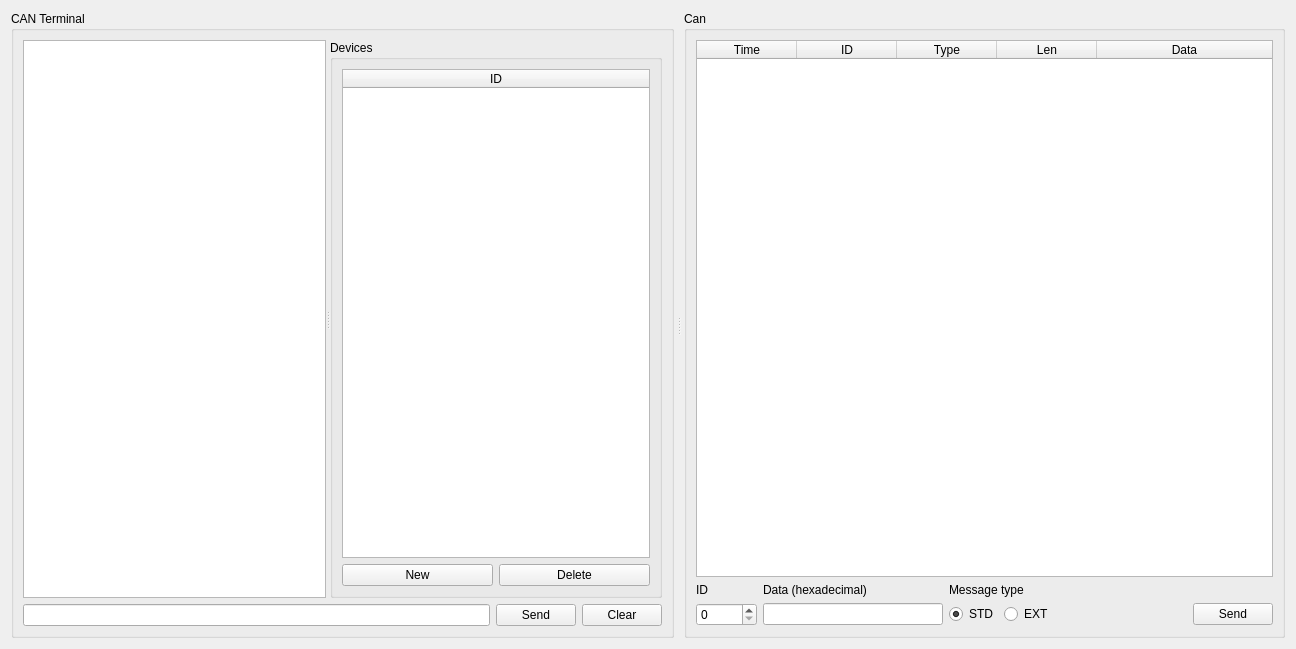
Old version of the form uv_can/can_terminal.ui in the repository usevolt/uv03_can.
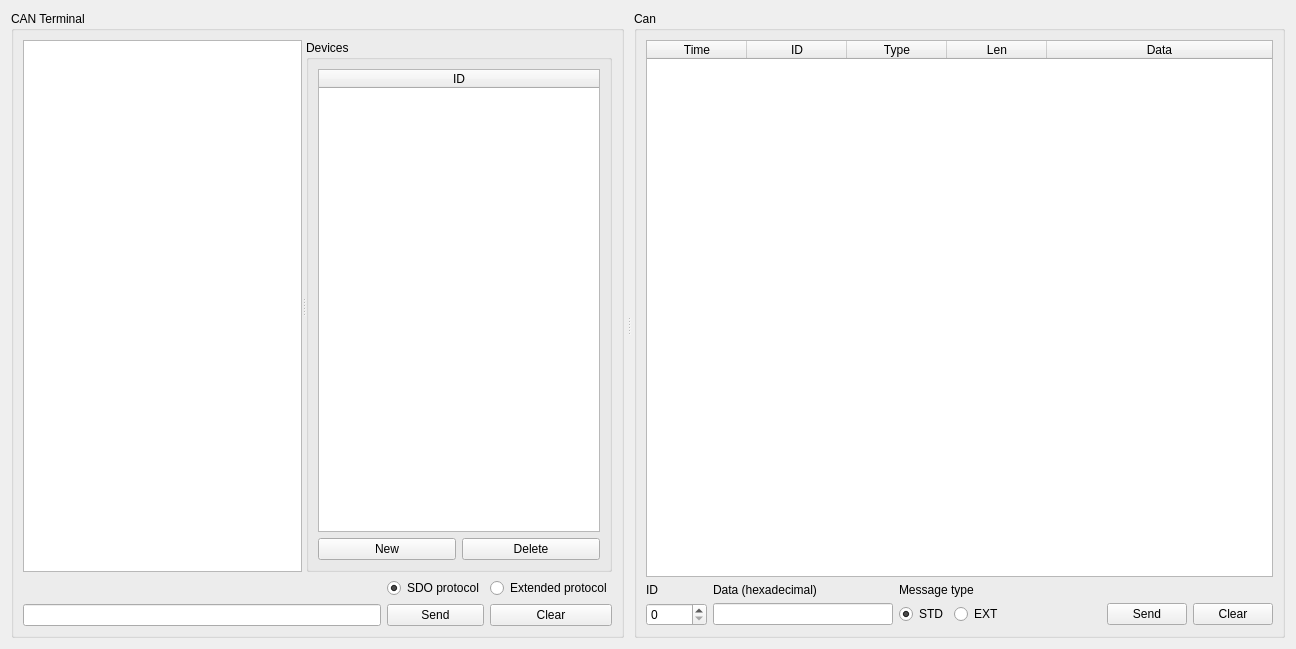
New version of the form.

Commit message: Added support for new uv terminal SDO protocol

Patch:
```diff
--- a/uv_can/can_terminal.ui
+++ b/uv_can/can_terminal.ui
@@ -110,7 +110,7 @@
          </widget>
         </widget>
        </item>
-       <item row="1" column="2">
+       <item row="2" column="2">
         <widget class="QPushButton" name="terminal_clear">
          <property name="focusPolicy">
           <enum>Qt::TabFocus</enum>
@@ -120,10 +120,10 @@
          </property>
         </widget>
        </item>
-       <item row="1" column="0">
+       <item row="2" column="0">
         <widget class="QLineEdit" name="terminal_cmd"/>
        </item>
-       <item row="1" column="1">
+       <item row="2" column="1">
         <widget class="QPushButton" name="terminal_send">
          <property name="focusPolicy">
           <enum>Qt::TabFocus</enum>
@@ -133,6 +133,29 @@
          </property>
         </widget>
        </item>
+       <item row="1" column="2">
+        <widget class="QRadioButton" name="extProt">
+         <property name="toolTip">
+          <string>&lt;html&gt;&lt;head/&gt;&lt;body&gt;&lt;p&gt;Uses the older UV terminal protocol with extended message frames. The device terminal communication is made by sending an extended message with an ID of 0x15560000 + node_ID.&lt;/p&gt;&lt;/body&gt;&lt;/html&gt;</string>
+         </property>
+         <property name="text">
+          <string>Extended protocol</string>
+         </property>
+        </widget>
+       </item>
+       <item row="1" column="1">
+        <widget class="QRadioButton" name="sdoProt">
+         <property name="toolTip">
+          <string>&lt;html&gt;&lt;head/&gt;&lt;body&gt;&lt;p&gt;Uses the newer CANopen SDO-based UV terminal protocol for communicating with the devices. Commands are sent to devices as SDO write requests to index 0x5FFF and subindex 0. The device responds as a SDO write response from the same subindex.&lt;/p&gt;&lt;/body&gt;&lt;/html&gt;</string>
+         </property>
+         <property name="text">
+          <string>SDO protocol</string>
+         </property>
+         <property name="checked">
+          <bool>true</bool>
+         </property>
+        </widget>
+       </item>
       </layout>
      </widget>
      <widget class="QGroupBox" name="groupBox_2">
@@ -243,6 +266,13 @@
            </property>
           </spacer>
          </item>
+         <item row="1" column="6">
+          <widget class="QPushButton" name="canClear">
+           <property name="text">
+            <string>Clear</string>
+           </property>
+          </widget>
+         </item>
         </layout>
        </item>
        <item row="0" column="0">
```
Left out of the diff: 132 changed lines with no effect on the pictures. The commit also changes 6 other files.
